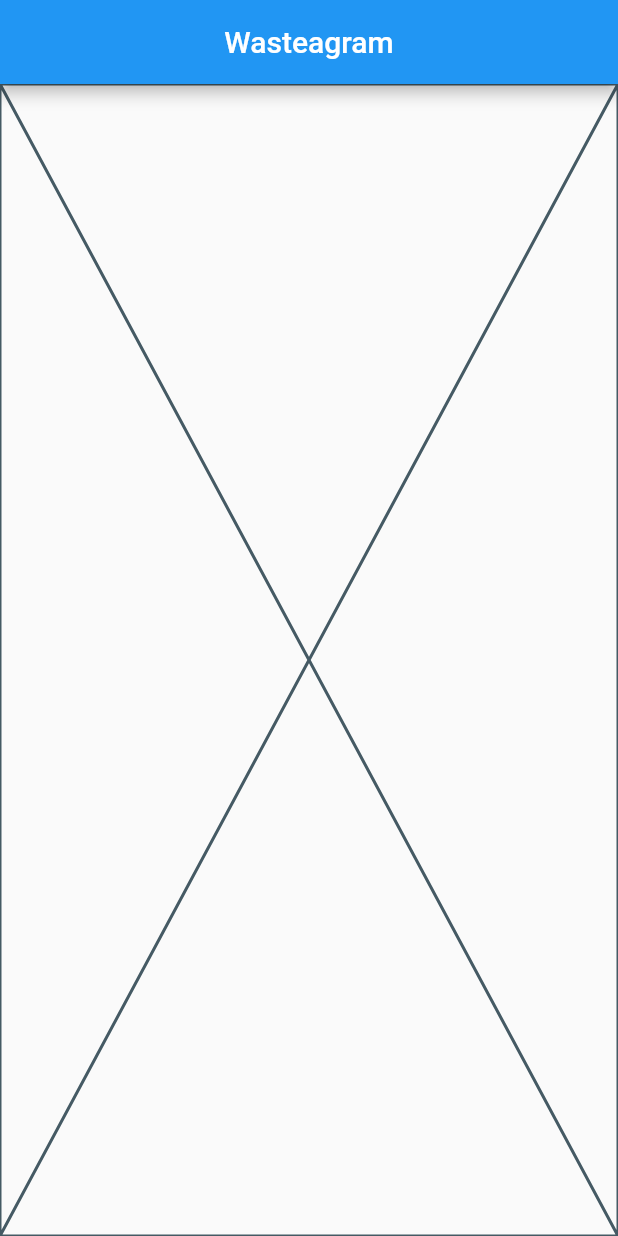
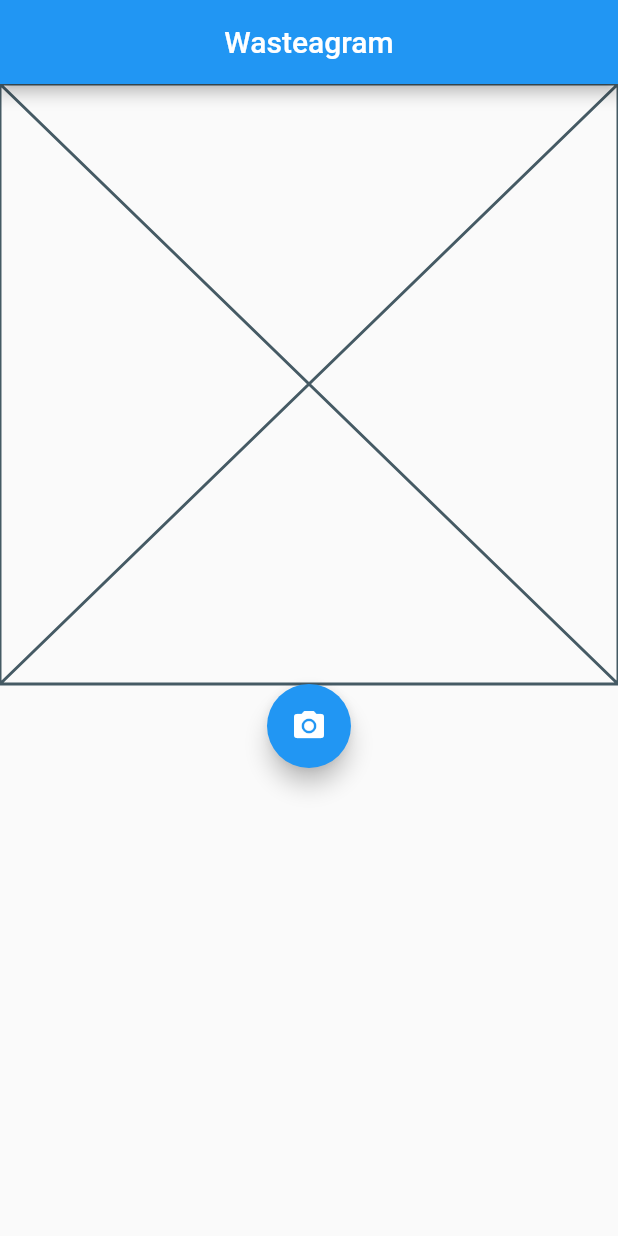
Before and after one commit to Passiv3/wasteagram, a Flutter app: the screen it shows after launch, on a phone screen of 412 x 824 dp. Run offline on Flutter 3.47's test engine with Material 2 defaults, Android fonts, the phone set to English and light mode, and no system bars; our stand-ins replace cloud_firestore, image_picker; accounts and stored records are empty.

```diff
--- a/lib/exports.dart
+++ b/lib/exports.dart
@@ -1,3 +1,4 @@
 export 'screens/detail_screen.dart';
 export 'screens/new_post_screen.dart';
 export 'screens/list_screen.dart';
+export 'widgets/new_post_widget.dart';
--- a/lib/main.dart
+++ b/lib/main.dart
@@ -8,9 +8,9 @@ void main() {
 class MyApp extends StatelessWidget {
   const MyApp({Key? key}) : super(key: key);
   static final routes = {
-    '/': (context) => const ListScreen(title: 'Wasteagram'),
-    'newPost': (context) => const NewPostScreen(),
-    'details': (context) => const DetailScreen()
+    ListScreen.routeName: (context) => const ListScreen(title: 'Wasteagram'),
+    NewPostScreen.routeName: (context) => const NewPostScreen(),
+    DetailScreen.routeName: (context) => const DetailScreen()
   };
 
   // This widget is the root of your application.
--- a/lib/screens/detail_screen.dart
+++ b/lib/screens/detail_screen.dart
@@ -2,12 +2,14 @@ import 'package:flutter/material.dart';
 
 class DetailScreen extends StatelessWidget {
   const DetailScreen({Key? key}) : super(key: key);
+  static const routeName = 'details';
 
   @override
   Widget build(BuildContext context) {
     return Scaffold(
       appBar: AppBar(title: const Text('Wasteagram'),
       centerTitle: true,),
+      //To-do - show post's date, photo, number of wasted items, latitude and longitude recorded
     );
   }
 }
--- a/lib/screens/list_screen.dart
+++ b/lib/screens/list_screen.dart
@@ -1,9 +1,11 @@
 import 'package:flutter/material.dart';
 import 'package:cloud_firestore/cloud_firestore.dart';
+import 'package:wasteagram/widgets/camera_button.dart';
 
 class ListScreen extends StatefulWidget {
   const ListScreen({Key? key, required this.title}) : super(key: key);
   final String title;
+  static const routeName = '/';
 
   @override
   State<ListScreen> createState() => _ListScreenState();
@@ -17,7 +19,10 @@ class _ListScreenState extends State<ListScreen> {
         title: Text(widget.title),
         centerTitle: true,
       ),
-      body: Placeholder()
+      body: Column(children: [Placeholder(), CameraButton()],)
+      //To-Do create a widget to display list Tiles
+      // List-Tiles - date, number representing total number of wasted items recorded
+      // Tapping the list tile should cause the detail screen to appear
     );
   }
 }
--- /dev/null
+++ b/lib/widgets/camera_button.dart
@@ -0,0 +1,24 @@
+import 'dart:io';
+import 'package:flutter/material.dart';
+import 'package:image_picker/image_picker.dart';
+import 'package:wasteagram/exports.dart';
+
+class CameraButton extends StatefulWidget {
+  const CameraButton({Key? key}) : super(key: key);
+
+  @override
+  State<CameraButton> createState() => _CameraButtonState();
+}
+
+class _CameraButtonState extends State<CameraButton> {
+
+  @override
+  Widget build(BuildContext context) {
+    return FloatingActionButton(onPressed: buttonPress, child: const Icon(Icons.camera_alt),);
+  }
+
+  void buttonPress(){
+    // Navigate to NewPostScreen with the image as an argument
+    Navigator.of(context).pushNamed(NewPostScreen.routeName);
+  }
+}
--- a/pubspec.yaml
+++ b/pubspec.yaml
@@ -32,6 +32,7 @@ dependencies:
   firebase_core: ^1.4.0
   cloud_firestore: ^2.4.0
   location: ^4.2.0
+  image_picker: ^0.8.5
 
 
   # The following adds the Cupertino Icons font to your application.
```
Also changed, not shown: lib/screens/new_post_screen.dart (+42 -4 lines), lib/widgets/new_post_form.dart (added, +49 -0 lines), lib/widgets/new_post_widget.dart (added, +34 -0 lines), pubspec.lock.
